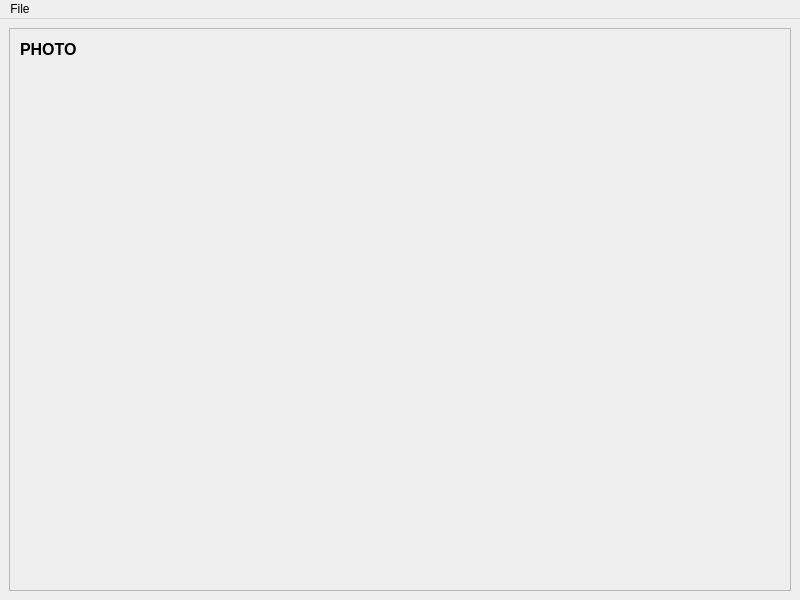
This is mainwindow.ui in exquet/Photo-viewer as Qt 5 draws it before an edit. The edited form follows.
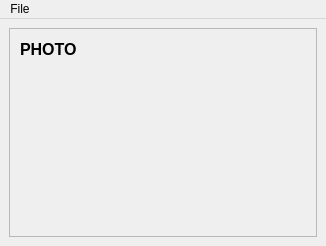
This is the edited form.

Commit message: formatting the window under the photo

```diff
--- a/mainwindow.ui
+++ b/mainwindow.ui
@@ -6,8 +6,8 @@
    <rect>
     <x>0</x>
     <y>0</y>
-    <width>800</width>
-    <height>600</height>
+    <width>326</width>
+    <height>246</height>
    </rect>
   </property>
   <property name="windowTitle">
@@ -25,8 +25,8 @@
         <rect>
          <x>0</x>
          <y>0</y>
-         <width>780</width>
-         <height>559</height>
+         <width>306</width>
+         <height>205</height>
         </rect>
        </property>
        <widget class="QLabel" name="label">
@@ -58,7 +58,7 @@
     <rect>
      <x>0</x>
      <y>0</y>
-     <width>800</width>
+     <width>326</width>
      <height>21</height>
     </rect>
    </property>
```
The commit also changes 1 other file.
